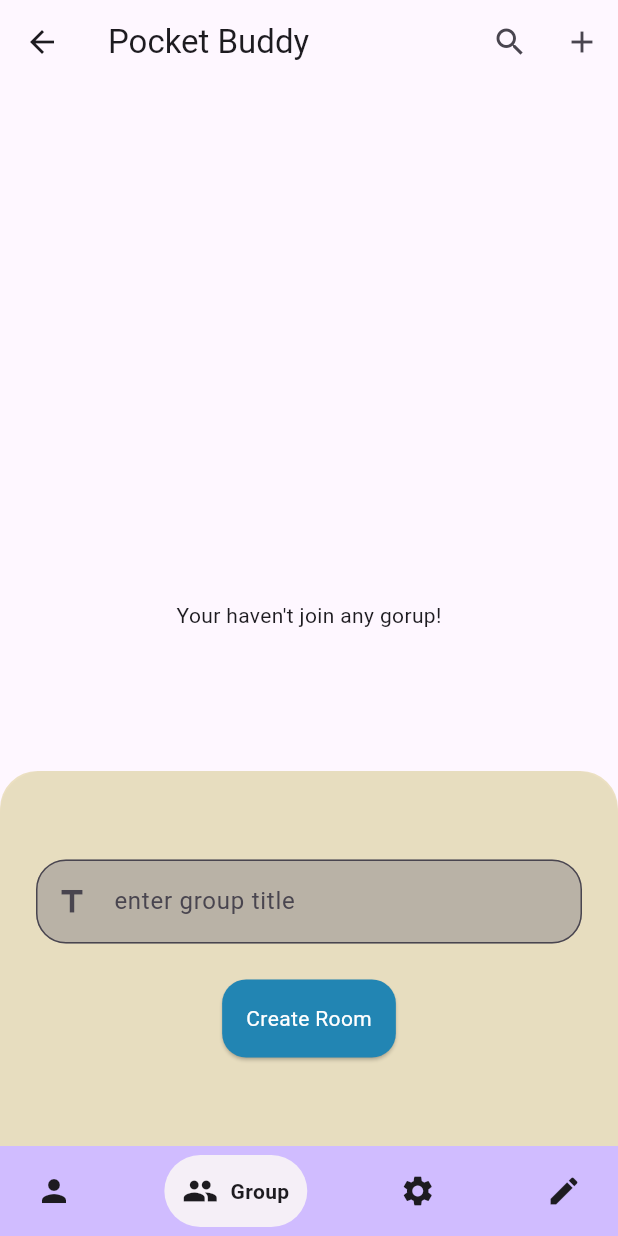
After one commit to tsaransh/flutter.PocketBuddy, a Flutter app: the screen it shows once a user with an empty profile is signed in, item 2 of the bottom bar chosen, after a tap on the "search" icon, after a tap on the "add" icon, on a phone screen of 412 x 824 dp. The commit adds this screen. Run offline on Flutter 3.47's test engine with Material 3 defaults, Android fonts, the phone set to English and light mode, and no system bars; drawn by our look-alikes of google_nav_bar; our stand-ins replace firebase_auth, firebase_core, google_fonts, google_sign_in, open_file; missing offline and left inert: json_theme, syncfusion_flutter_pdf; accounts and stored records are empty; network calls fail; statements that could not run were skipped.

Commit message:
add join room details screen

```diff
--- a/lib/main.dart
+++ b/lib/main.dart
@@ -37,7 +37,7 @@ class MyApp extends StatelessWidget {
       debugShowCheckedModeBanner: false,
       theme: themeLight,
       darkTheme: themeDark,
-      themeMode: ThemeMode.dark,
+      themeMode: ThemeMode.system,
       home: StreamBuilder(
         stream: FirebaseAuth.instance.authStateChanges(),
         builder: (context, snapshot) {
--- /dev/null
+++ b/lib/model/expense_room.dart
@@ -0,0 +1,15 @@
+class ExpenseRoom {
+  ExpenseRoom(
+      {required this.groupId,
+      required this.groupTitle,
+      required this.createdDate,
+      required this.userUid,
+      required this.username});
+
+  final String? groupId;
+  final String? groupTitle;
+  final DateTime? createdDate;
+  final String? userUid;
+
+  final String? username;
+}
--- /dev/null
+++ b/lib/model/user_join_group_details.dart
@@ -0,0 +1,14 @@
+class UserJoinGroupDetails {
+  final int sno;
+  final String groupId;
+  final String groupTitle;
+  final String userUid;
+  final DateTime joinDate;
+
+  const UserJoinGroupDetails(
+      {required this.sno,
+      required this.groupId,
+      required this.groupTitle,
+      required this.userUid,
+      required this.joinDate});
+}
--- a/lib/screens/auth.dart
+++ b/lib/screens/auth.dart
@@ -179,7 +179,7 @@ class _AuthScreenState extends State<AuthScreen> {
                                       .copyWith(
                                         color: Theme.of(context)
                                             .colorScheme
-                                            .onBackground,
+                                            .background,
                                       ),
                                 ),
                               )
--- a/lib/screens/group.dart
+++ b/lib/screens/group.dart
@@ -1,19 +1,19 @@
 import 'package:flutter/material.dart';
+import 'package:pocket_buddy_new/model/expense_room.dart';
 
-class GroupHomeScreen extends StatefulWidget {
-  const GroupHomeScreen({super.key});
+class RoomScreen extends StatefulWidget {
+  const RoomScreen({super.key, required this.room});
 
+  final ExpenseRoom room;
   @override
-  State<GroupHomeScreen> createState() => _GroupHomeScreenState();
+  State<RoomScreen> createState() => _GroupHomeScreenState();
 }
 
-class _GroupHomeScreenState extends State<GroupHomeScreen> {
+class _GroupHomeScreenState extends State<RoomScreen> {
   @override
   Widget build(BuildContext context) {
     return Scaffold(
-      appBar: AppBar(
-        title: const Text('Pocket Buddy'),
-      ),
+      appBar: AppBar(title: Text('${widget.room.groupTitle}')),
     );
   }
 }
--- a/lib/screens/home.dart
+++ b/lib/screens/home.dart
@@ -1,6 +1,7 @@
 import 'package:firebase_auth/firebase_auth.dart';
 import 'package:flutter/material.dart';
 import 'package:google_nav_bar/google_nav_bar.dart';
+import 'package:pocket_buddy_new/widgets/join_group_details.dart';
 import 'package:pocket_buddy_new/widgets/personal_expense_widget.dart';
 
 class HomeScreen extends StatefulWidget {
@@ -16,29 +17,19 @@ class _PersonalHomeScreenState extends State<HomeScreen> {
   @override
   Widget build(BuildContext context) {
     return Scaffold(
-      appBar: AppBar(
-        title: const Text('Pocket Buddy'),
-        actions: <Widget>[
-          TextButton(
-              onPressed: () {
-                FirebaseAuth.instance.signOut();
-              },
-              child: Icon(
-                Icons.logout,
-                color: Theme.of(context).colorScheme.background,
-              )),
-          if (_selectedNavIndex + 1 == 2)
-            const Row(
-              mainAxisAlignment: MainAxisAlignment.center,
-              children: [
-                Icon(Icons.search),
-                SizedBox(width: 36),
-                Icon(Icons.add),
-                SizedBox(width: 24),
+      appBar: _selectedNavIndex + 1 != 2
+          ? AppBar(
+              title: const Text('Pocket Buddy'),
+              actions: [
+                IconButton(
+                  onPressed: () {
+                    FirebaseAuth.instance.signOut();
+                  },
+                  icon: const Icon(Icons.logout),
+                )
               ],
             )
-        ],
-      ),
+          : null,
       bottomNavigationBar: Container(
         color: Theme.of(context).colorScheme.inversePrimary,
         child: Padding(
@@ -84,7 +75,7 @@ class _PersonalHomeScreenState extends State<HomeScreen> {
     if ((_selectedNavIndex + 1) == 1) {
       return const PersonalExpenseScreen();
     } else if ((_selectedNavIndex + 1) == 2) {
-      // return _buildGroupExpense();
+      return const JoinGroupScreen();
     } else if ((_selectedNavIndex + 1) == 3) {
       // return _buildSettings();
     } else if ((_selectedNavIndex + 1) == 4) {
--- /dev/null
+++ b/lib/widgets/join_group_details.dart
@@ -0,0 +1,353 @@
+// ignore_for_file: use_build_context_synchronously
+
+import 'dart:convert';
+
+import 'package:firebase_auth/firebase_auth.dart';
+import 'package:flutter/material.dart';
+import 'package:pocket_buddy_new/model/expense_room.dart';
+import 'package:pocket_buddy_new/model/rest_api_url.dart';
+import 'package:pocket_buddy_new/model/user_join_group_details.dart';
+
+import 'package:http/http.dart' as http;
+import 'package:pocket_buddy_new/screens/group.dart';
+
+class JoinGroupScreen extends StatefulWidget {
+  const JoinGroupScreen({super.key});
+
+  @override
+  State<JoinGroupScreen> createState() => _JoinGroupScreenState();
+}
+
+class _JoinGroupScreenState extends State<JoinGroupScreen> {
+  // animation contorller
+  // late final AnimationController _controller = AnimationController(
+  //   vsync: this,
+  //   duration: const Duration(seconds: 2),
+  // )..repeat(reverse: true);
+
+  // late final Animation<Offset> _offsetAnimation =
+  //     Tween<Offset>(begin: Offset.zero, end: const Offset(1.5, 0.0)).animate(
+  //   CurvedAnimation(parent: _controller, curve: Curves.linear),
+  // );
+
+  final _url = ApiUrl.groupExpense;
+  String? _currentUser;
+
+  bool _isFetching = true;
+  bool _isLoading = false;
+
+  List<UserJoinGroupDetails>? _userJoinGroupList;
+
+  final _serchController = TextEditingController();
+  final _titleController = TextEditingController();
+
+  @override
+  void initState() {
+    super.initState();
+    _currentUser = FirebaseAuth.instance.currentUser!.uid;
+    _fetchJoinGroupDate();
+  }
+
+  _fetchJoinGroupDate() async {
+    _userJoinGroupList = [];
+
+    final url = Uri.parse('$_url/getUserJoinGroups?userUid=$_currentUser');
+    try {
+      final response = await http.get(url);
+
+      if (response.statusCode == 200) {
+        List<dynamic> responseDataList = json.decode(response.body);
+        for (var responseData in responseDataList) {
+          UserJoinGroupDetails joinGroupDetails = UserJoinGroupDetails(
+            sno: int.tryParse(responseData['sno'].toString()) ?? 0,
+            groupId: responseData['groupId'],
+            groupTitle: responseData['groupTitle'],
+            userUid: responseData['userUid'],
+            joinDate: DateTime.parse(responseData['joinDate']),
+          );
+          _userJoinGroupList!.add(joinGroupDetails);
+        }
+      }
+    } catch (error) {
+      print(error);
+    } finally {
+      setState(() {
+        _isFetching = false;
+      });
+    }
+  }
+
+  @override
+  Widget build(BuildContext context) {
+    return Scaffold(
+      appBar: AppBar(
+        title: const Text('Pocket Buddy'),
+        actions: <Widget>[
+          IconButton(onPressed: _showJoinGroup, icon: const Icon(Icons.search)),
+          IconButton(onPressed: _showCreateRoom, icon: const Icon(Icons.add)),
+        ],
+      ),
+      body: _isFetching
+          ? Center(
+              child: CircularProgressIndicator(
+                color: Theme.of(context).colorScheme.onBackground,
+              ),
+            )
+          : !_isFetching && _userJoinGroupList!.isEmpty
+              ? const Center(
+                  child: Text('Your haven\'t join any gorup!'),
+                )
+              : ListView.builder(
+                  itemCount: _userJoinGroupList!.length,
+                  itemBuilder: (context, index) {
+                    return Padding(
+                      padding: const EdgeInsets.all(8.0),
+                      child: InkWell(
+                        onTap: () {
+                          _openRoomScreen(_userJoinGroupList![index]);
+                        },
+                        child: Container(
+                          padding: const EdgeInsets.symmetric(
+                              horizontal: 16, vertical: 24),
+                          decoration: BoxDecoration(
+                            color: index % 2 == 0
+                                ? const Color.fromARGB(177, 151, 135, 134)
+                                : const Color.fromARGB(43, 99, 70, 67),
+                            borderRadius: const BorderRadius.all(
+                              Radius.circular(25),
+                            ),
+                          ),
+                          child: Row(
+                            mainAxisAlignment: MainAxisAlignment.spaceBetween,
+                            children: [
+                              Text(
+                                _userJoinGroupList![index].groupTitle,
+                                style: Theme.of(context).textTheme.titleMedium,
+                              ),
+                              const Icon(Icons.arrow_forward_rounded),
+                            ],
+                          ),
+                        ),
+                      ),
+                    );
+                  },
+                ),
+    );
+  }
+
+  _openRoomScreen(UserJoinGroupDetails roomDetails) async {
+    ExpenseRoom response = await _getRoomDetails(roomDetails.groupId);
+    if (response.groupId!.isNotEmpty) {
+      Navigator.of(context).push(
+        MaterialPageRoute(
+          builder: (context) => RoomScreen(
+            room: response,
+          ),
+        ),
+      );
+    }
+  }
+
+  _showJoinGroup() {
+    return showDialog(
+      context: context,
+      builder: (context) {
+        return SimpleDialog(
+          contentPadding: const EdgeInsets.all(24),
+          shape: RoundedRectangleBorder(
+            borderRadius: BorderRadius.circular(20),
+          ),
+          children: <Widget>[
+            TextField(
+              controller: _serchController,
+              decoration: const InputDecoration(
+                labelText: 'enter group id',
+                border: OutlineInputBorder(
+                  borderRadius: BorderRadius.all(
+                    Radius.circular(25),
+                  ),
+                ),
+              ),
+            ),
+            const SizedBox(height: 16),
+            ElevatedButton(
+              style: ElevatedButton.styleFrom(
+                backgroundColor: Theme.of(context).colorScheme.onSurface,
+                foregroundColor: Theme.of(context).colorScheme.background,
+                padding: const EdgeInsets.all(8),
+                shape: RoundedRectangleBorder(
+                  borderRadius: BorderRadius.circular(25),
+                ),
+              ),
+              onPressed: _joinGroup,
+              child: const Text('Join'),
+            ),
+          ],
+        );
+      },
+    );
+  }
+
+  Future<ExpenseRoom> _getRoomDetails(String groupId) async {
+    final findUrl = Uri.parse('$_url/get?groupId=$groupId');
+    final response = await http.get(findUrl);
+
+    if (response.statusCode == 200) {
+      final responseData = json.decode(response.body);
+      print(responseData);
+      final room = ExpenseRoom(
+          groupId: responseData['groupId'],
+          groupTitle: responseData['groupTitle'],
+          createdDate: DateTime.parse(responseData['createdDate']),
+          userUid: responseData['userUid'],
+          username: responseData['userUid']);
+
+      return room;
+    }
+    return ExpenseRoom(
+        groupId: '',
+        groupTitle: '',
+        createdDate: DateTime.now(),
+        userUid: '',
+        username: '');
+  }
+
+  _joinGroup() async {
+    print('btn clicked');
+    String groupId = _serchController.text;
+    if (groupId.isNotEmpty) {
+      try {
+        ExpenseRoom response = await _getRoomDetails(groupId);
+        if (response.groupId!.isNotEmpty) {
+          // join the room
+          final url =
+              Uri.parse('$_url/join?groupId=$groupId&userUid=$_currentUser');
+          final joinResponse = await http.get(url);
+          if (joinResponse.statusCode == 200) {
+            _fetchJoinGroupDate();
+          }
+        } else {
+          print('No room found');
+        }
+      } on Exception catch (error) {
+        print('Error: $error');
+      } finally {
+        Navigator.of(context).pop();
+      }
+    }
+  }
+
+  _showCreateRoom() {
+    showBottomSheet(
+      context: context,
+      builder: (context) {
+        return Container(
+          padding: const EdgeInsets.all(24),
+          height: 250,
+          decoration: const BoxDecoration(
+            borderRadius: BorderRadius.only(
+              topLeft: Radius.circular(25),
+              topRight: Radius.circular(25),
+            ),
+            color: Color.fromARGB(100, 207, 188, 100),
+          ),
+          child: Column(
+            mainAxisAlignment: MainAxisAlignment.center,
+            children: [
+              TextFormField(
+                style: TextStyle(
+                  color: Theme.of(context).colorScheme.background,
+                ),
+                controller: _titleController,
+                decoration: InputDecoration(
+                  prefixIcon: const Icon(Icons.title),
+                  labelText: 'enter group title',
+                  fillColor:
+                      const Color.fromARGB(255, 155, 149, 149).withOpacity(0.6),
+                  filled: true,
+                  border: OutlineInputBorder(
+                    borderRadius: BorderRadius.circular(20),
+                  ),
+                ),
+              ),
+              const SizedBox(height: 24),
+              ElevatedButton(
+                style: ElevatedButton.styleFrom(
+                  padding: const EdgeInsets.all(16),
+                  shape: RoundedRectangleBorder(
+                    borderRadius: BorderRadius.circular(16),
+                  ),
+                  backgroundColor: const Color.fromARGB(255, 34, 133, 179),
+                ),
+                onPressed: _createRoom,
+                child: !_isLoading
+                    ? Text(
+                        'Create Room',
+                        style: Theme.of(context)
+                            .textTheme
+                            .bodyMedium!
+                            .copyWith(color: Colors.white),
+                      )
+                    : const CircularProgressIndicator(color: Colors.white),
+              )
+            ],
+          ),
+        );
+      },
+    );
+  }
+
+  _createRoom() async {
+    String groupTitle = _titleController.text;
+    if (groupTitle.isEmpty) {
+      Navigator.of(context).pop();
+      return;
+    }
+
+    setState(() {
+      _isLoading = !_isLoading;
+    });
+
+    final createUrl = Uri.parse('$_url/create');
+
+    try {
+      final response = await http.post(
+        createUrl,
+        headers: <String, String>{"Content-Type": "application/json"},
+        body: json.encode(
+          {
+            "userUid": _currentUser,
+            "groupTitle": groupTitle,
+          },
+        ),
+      );
+
+      if (response.statusCode == 201) {
+        final responseData = json.decode(response.body);
+
+        // :TODO fetch the username of the current user
+
+        final room = ExpenseRoom(
+            groupId: responseData['groupDetails']['groupId'],
+            groupTitle: responseData['groupDetails']['groupTitle'],
+            createdDate:
+                DateTime.parse(responseData['groupDetails']['createdDate']),
+            userUid: responseData['groupDetails']['userUid'],
+            username: responseData['groupDetails']['userUid']);
+
+        Navigator.of(context).pop();
+        Navigator.of(context).push(
+          MaterialPageRoute(
+            builder: (context) => RoomScreen(
+              room: room,
+            ),
+          ),
+        );
+      }
+    } catch (error) {
+      print(error);
+    } finally {
+      _titleController.clear();
+    }
+  }
+}
--- a/lib/widgets/personal_expense_widget.dart
+++ b/lib/widgets/personal_expense_widget.dart
@@ -334,7 +334,7 @@ class _PersonalExpenseScreenState extends State<PersonalExpenseScreen> {
                                       margin: const EdgeInsets.only(bottom: 12),
                                       padding: const EdgeInsets.all(16),
                                       width: double.infinity,
-                                      height: 80,
+                                      height: 90,
                                       decoration: BoxDecoration(
                                         color: index % 2 == 0
                                             ? Theme.of(context)
```
Also changed, not shown: lib/screens/expense_details.dart (+8 -4 lines), lib/firebase_options.dart.
